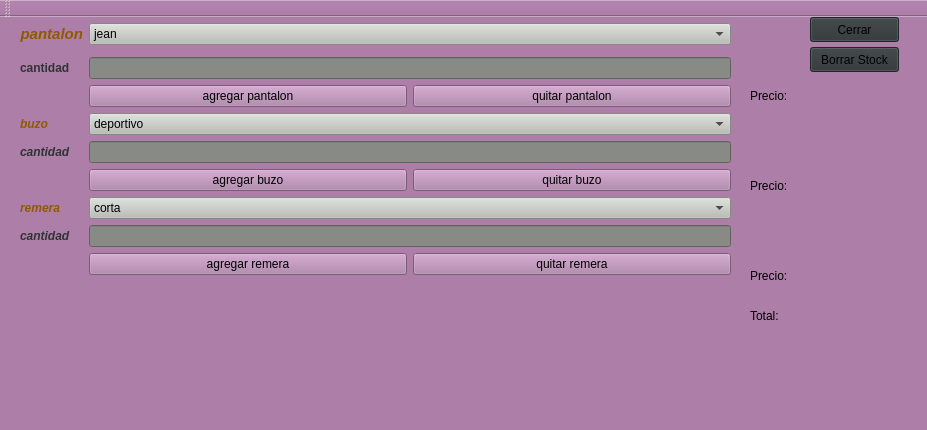
This is tiendaropa.ui in MateMar04/TP-Martia as Qt 5 draws it before an edit. The edited form follows.
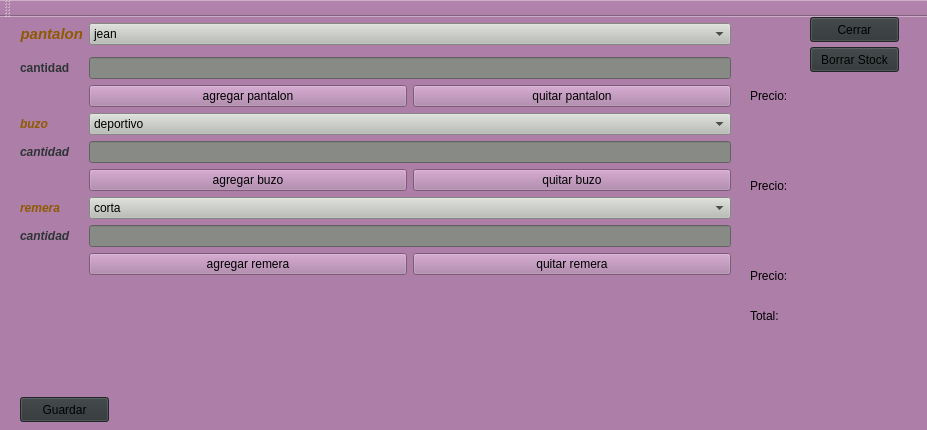
This is the edited form.

```diff
--- a/tiendaropa.ui
+++ b/tiendaropa.ui
@@ -406,8 +406,25 @@
      <string>Borrar Stock</string>
     </property>
    </widget>
+   <widget class="QPushButton" name="pushButton_3">
+    <property name="geometry">
+     <rect>
+      <x>20</x>
+      <y>380</y>
+      <width>89</width>
+      <height>25</height>
+     </rect>
+    </property>
+    <property name="styleSheet">
+     <string notr="true">
+background-color: rgb(46, 52, 54);
+</string>
+    </property>
+    <property name="text">
+     <string>Guardar</string>
+    </property>
+   </widget>
   </widget>
-  <widget class="QStatusBar" name="statusbar"/>
   <widget class="QToolBar" name="toolBar">
    <property name="windowTitle">
     <string>toolBar</string>
```
Left out of the diff: 17 changed lines with no effect on the pictures.
